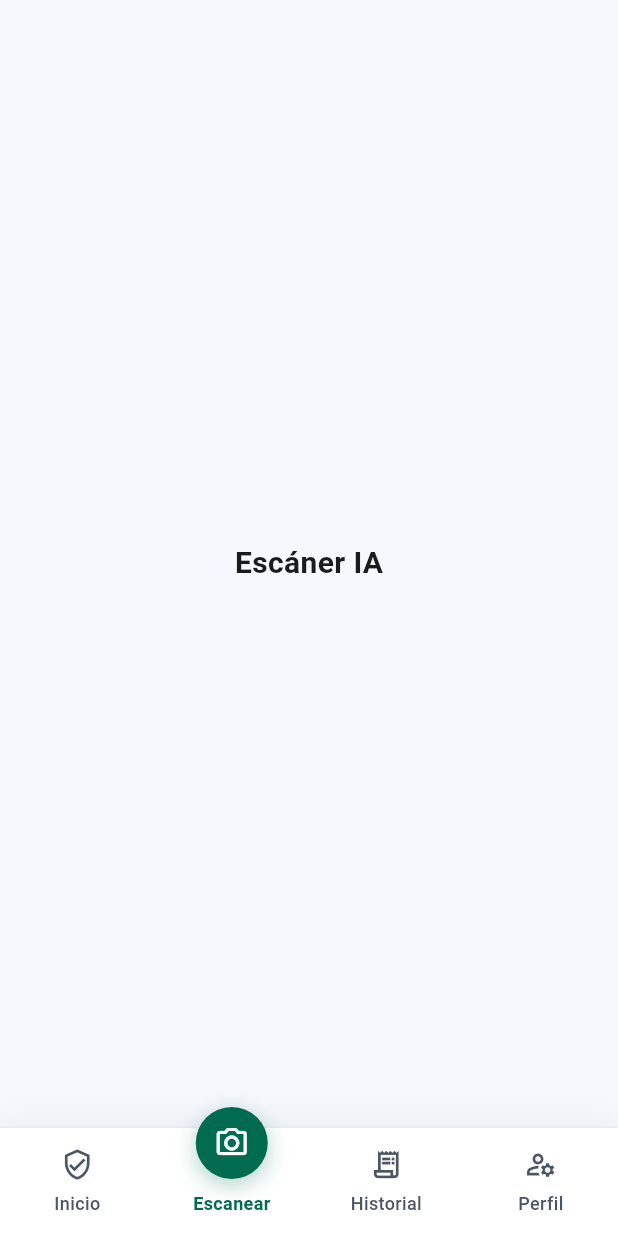
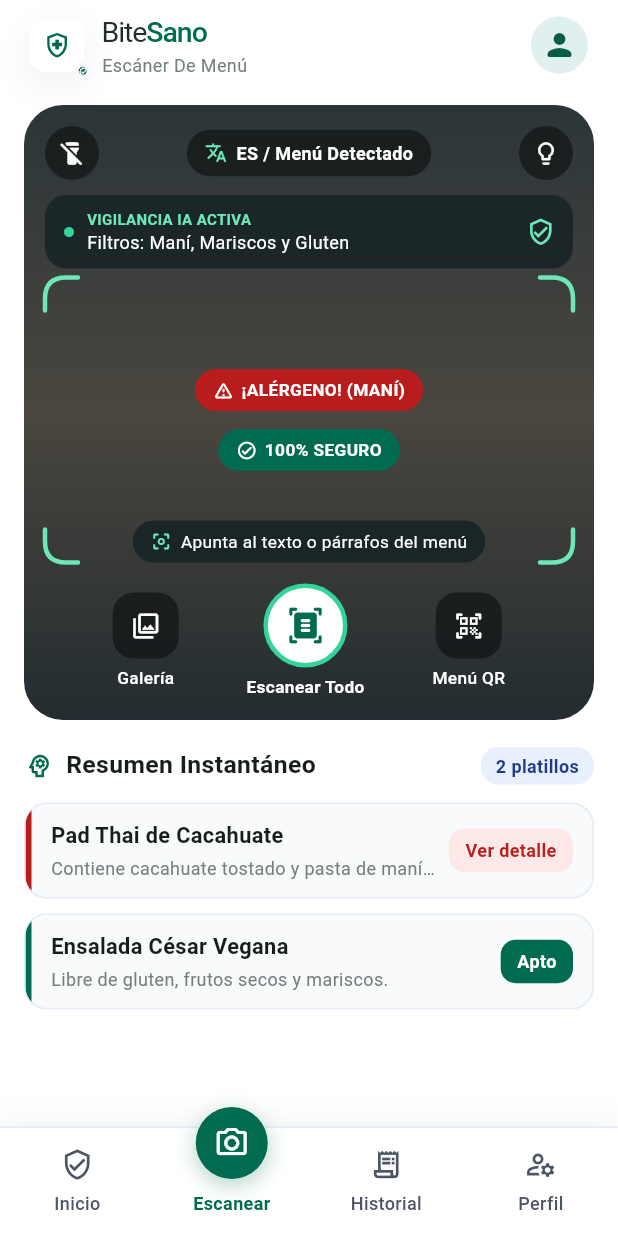
Before and after one commit to gam313s/hackathon_2026_bitesano, a Flutter app: the MainShellScreen screen opened directly, after a tap on "Abrir Escáner IA", on a phone screen of 412 x 824 dp. Run offline on Flutter 3.47's test engine with Material 3 defaults, Android fonts, the phone set to English and light mode, and no system bars.

Commit message:
Feat: creacion  de scanner_screen.

```diff
--- a/lib/screens/main_shell_screen.dart
+++ b/lib/screens/main_shell_screen.dart
@@ -1,7 +1,9 @@
 import 'package:flutter/material.dart';
 import '../widgets/bite_sano_bottom_nav.dart';
+import 'home_screen.dart';
 import 'perfil_screen.dart';
-import 'home_screen.dart';
+import 'scanner_screen.dart';
+
 class MainShellScreen extends StatefulWidget {
   const MainShellScreen({super.key, this.initialIndex = 0});
   final int initialIndex;
@@ -21,19 +23,11 @@ class _MainShellScreenState extends State<MainShellScreen> {
       HomeScreen(
         onOpenScanner: () => _setTab(1),
         onOpenHistory: () => _setTab(2),
-        onEditAllergies: () => Navigator.push(
-          context,
-          MaterialPageRoute<void>(
-            builder: (_) => Scaffold(
-              appBar: AppBar(title: const Text('Mis Alergias')),
-              body: const Center(child: Text('Editar Alergias')),
-            ),
-          ),
-        ),
+        onEditAllergies: () => _setTab(3), // Te lleva directo a PerfilScreen
       ),
-      const Center(child: Text('Escáner IA', style: TextStyle(fontSize: 20, fontWeight: FontWeight.bold))),
+      const ScannerScreen(),
       const Center(child: Text('Historial', style: TextStyle(fontSize: 20, fontWeight: FontWeight.bold))),
-      const Center(child: Text('Perfil', style: TextStyle(fontSize: 20, fontWeight: FontWeight.bold))),
+      const PerfilScreen(),
     ];
 
     return Scaffold(
--- /dev/null
+++ b/lib/screens/scanner_screen.dart
@@ -0,0 +1,316 @@
+import 'package:flutter/material.dart';
+import '../widgets/brand_components.dart';
+
+class ScannerScreen extends StatefulWidget {
+  const ScannerScreen({super.key});
+
+  @override
+  State<ScannerScreen> createState() => _ScannerScreenState();
+}
+
+class _ScannerScreenState extends State<ScannerScreen> {
+  bool _flashOn = false;
+  bool _scanning = false;
+  bool _showAltSample = false;
+
+  // Aquí conectarás el http.post al backend de tu compañero
+  Future<void> _runScan(String source) async {
+    if (_scanning) return;
+    setState(() => _scanning = true);
+    await Future.delayed(const Duration(milliseconds: 900));
+    if (!mounted) return;
+    setState(() {
+      _scanning = false;
+      _showAltSample = !_showAltSample;
+    });
+    ScaffoldMessenger.of(context).showSnackBar(
+      SnackBar(content: Text('Análisis completado ($source)'), duration: const Duration(seconds: 1)),
+    );
+  }
+
+  @override
+  Widget build(BuildContext context) {
+    final results = _showAltSample
+        ? [
+            ('Risotto Frutti di Mare', 'Contiene camarón, mejillones y caldo de mariscos.', false),
+            ('Tacos de Nopal Asado', 'Libre de maní, mariscos y gluten en tortilla de maíz.', true),
+          ]
+        : [
+            ('Pad Thai de Cacahuate', 'Contiene cacahuate tostado y pasta de maní en salsa.', false),
+            ('Ensalada César Vegana', 'Libre de gluten, frutos secos y mariscos.', true),
+          ];
+
+    return Scaffold(
+      backgroundColor: Colors.white,
+      body: SafeArea(
+        child: Column(
+          children: [
+            _header(),
+            Expanded(
+              child: ListView(
+                padding: const EdgeInsets.fromLTRB(16, 10, 16, 24),
+                children: [
+                  _cameraViewfinder(),
+                  const SizedBox(height: 18),
+                  Row(
+                    children: [
+                      const Icon(Icons.psychology_outlined, size: 20, color: BiteSanoColors.forest),
+                      const SizedBox(width: 8),
+                      const Text('Resumen Instantáneo', style: TextStyle(fontSize: 16.5, fontWeight: FontWeight.w700)),
+                      const Spacer(),
+                      Container(
+                        padding: const EdgeInsets.symmetric(horizontal: 10, vertical: 4),
+                        decoration: BoxDecoration(color: const Color(0xFFE8F0FE), borderRadius: BorderRadius.circular(12)),
+                        child: Text('${results.length} platillos', style: const TextStyle(fontSize: 12, fontWeight: FontWeight.w600, color: Color(0xFF1E3A8A))),
+                      ),
+                    ],
+                  ),
+                  const SizedBox(height: 12),
+                  ...results.map(_resultCard),
+                ],
+              ),
+            ),
+          ],
+        ),
+      ),
+    );
+  }
+
+  Widget _header() => Padding(
+        padding: const EdgeInsets.symmetric(horizontal: 20, vertical: 8),
+        child: const Row(
+          children: [
+            BrandMark(size: 36),
+            SizedBox(width: 12),
+            Column(
+              crossAxisAlignment: CrossAxisAlignment.start,
+              children: [
+                BiteSanoWordmark(fontSize: 19),
+                Text('Escáner De Menú', style: TextStyle(fontSize: 12, color: BiteSanoColors.mutedText)),
+              ],
+            ),
+            Spacer(),
+            CircleAvatar(radius: 19, backgroundColor: Color(0xFFE0F0EE), child: Icon(Icons.person_rounded, color: BiteSanoColors.deepForest)),
+          ],
+        ),
+      );
+
+  Widget _cameraViewfinder() => Container(
+        height: 410,
+        padding: const EdgeInsets.all(14),
+        decoration: BoxDecoration(
+          borderRadius: BorderRadius.circular(26),
+          gradient: const LinearGradient(
+            begin: Alignment.topCenter,
+            end: Alignment.bottomCenter,
+            colors: [Color(0xFF2B3538), Color(0xFF4A463F), Color(0xFF232C30)],
+          ),
+        ),
+        child: Column(
+          children: [
+            // Controles superiores (Flash, Idioma, Tip)
+            Row(
+              mainAxisAlignment: MainAxisAlignment.spaceBetween,
+              children: [
+                _circleBtn(_flashOn ? Icons.flashlight_on_rounded : Icons.flashlight_off_rounded, () => setState(() => _flashOn = !_flashOn)),
+                Container(
+                  padding: const EdgeInsets.symmetric(horizontal: 12, vertical: 7),
+                  decoration: BoxDecoration(color: Colors.black45, borderRadius: BorderRadius.circular(20)),
+                  child: const Row(
+                    children: [
+                      Icon(Icons.translate_rounded, size: 15, color: Color(0xFF6EE7B7)),
+                      SizedBox(width: 6),
+                      Text('ES / Menú Detectado', style: TextStyle(color: Colors.white, fontSize: 12, fontWeight: FontWeight.w600)),
+                    ],
+                  ),
+                ),
+                _circleBtn(Icons.lightbulb_outline_rounded, () {}),
+              ],
+            ),
+            const SizedBox(height: 10),
+            // Banner de vigilancia activa
+            Container(
+              padding: const EdgeInsets.symmetric(horizontal: 12, vertical: 9),
+              decoration: BoxDecoration(color: const Color(0xFF162226).withValues(alpha: 0.85), borderRadius: BorderRadius.circular(14)),
+              child: const Row(
+                children: [
+                  Icon(Icons.circle, size: 8, color: Color(0xFF34D399)),
+                  SizedBox(width: 8),
+                  Expanded(
+                    child: Column(
+                      crossAxisAlignment: CrossAxisAlignment.start,
+                      children: [
+                        Text('VIGILANCIA IA ACTIVA', style: TextStyle(color: Color(0xFF6EE7B7), fontSize: 10, fontWeight: FontWeight.w700)),
+                        Text('Filtros: Maní, Mariscos y Gluten', style: TextStyle(color: Colors.white, fontSize: 12)),
+                      ],
+                    ),
+                  ),
+                  Icon(Icons.verified_user_outlined, color: Color(0xFF6EE7B7), size: 19),
+                ],
+              ),
+            ),
+            // Marco central de enfoque (aquí irá el CameraPreview real)
+            Expanded(
+              child: Stack(
+                alignment: Alignment.center,
+                children: [
+                  CustomPaint(size: const Size(double.infinity, 190), painter: _CornersPainter()),
+                  if (_scanning)
+                    const CircularProgressIndicator(color: Color(0xFF6EE7B7))
+                  else
+                    Column(
+                      mainAxisSize: MainAxisSize.min,
+                      children: [
+                        _tagPill('¡ALÉRGENO! (MANÍ)', const Color(0xFFB91C1C), Icons.warning_amber_rounded),
+                        const SizedBox(height: 12),
+                        _tagPill('100% SEGURO', BiteSanoColors.forest, Icons.check_circle_outline_rounded),
+                      ],
+                    ),
+                  Positioned(
+                    bottom: 6,
+                    child: Container(
+                      padding: const EdgeInsets.symmetric(horizontal: 12, vertical: 6),
+                      decoration: BoxDecoration(color: const Color(0xFF162226).withValues(alpha: 0.88), borderRadius: BorderRadius.circular(18)),
+                      child: const Row(
+                        children: [
+                          Icon(Icons.center_focus_weak_rounded, size: 14, color: Color(0xFF6EE7B7)),
+                          SizedBox(width: 6),
+                          Text('Apunta al texto o párrafos del menú', style: TextStyle(color: Colors.white, fontSize: 11.5)),
+                        ],
+                      ),
+                    ),
+                  ),
+                ],
+              ),
+            ),
+            const SizedBox(height: 8),
+            // Controles inferiores (Galería, Escanear Todo, Menú QR)
+            Row(
+              mainAxisAlignment: MainAxisAlignment.spaceEvenly,
+              children: [
+                _actionCol(Icons.photo_library_outlined, 'Galería', false, () => _runScan('Galería')),
+                _actionCol(Icons.document_scanner_rounded, 'Escanear Todo', true, () => _runScan('Cámara')),
+                _actionCol(Icons.qr_code_scanner_rounded, 'Menú QR', false, () => _runScan('QR')),
+              ],
+            ),
+          ],
+        ),
+      );
+
+  Widget _circleBtn(IconData icon, VoidCallback onTap) => InkWell(
+        onTap: onTap,
+        child: CircleAvatar(radius: 18, backgroundColor: Colors.black45, child: Icon(icon, size: 18, color: Colors.white)),
+      );
+
+  Widget _tagPill(String text, Color color, IconData icon) => Container(
+        padding: const EdgeInsets.symmetric(horizontal: 12, vertical: 6),
+        decoration: BoxDecoration(color: color, borderRadius: BorderRadius.circular(16)),
+        child: Row(
+          mainAxisSize: MainAxisSize.min,
+          children: [
+            Icon(icon, size: 14, color: Colors.white),
+            const SizedBox(width: 5),
+            Text(text, style: const TextStyle(color: Colors.white, fontSize: 11.5, fontWeight: FontWeight.w700)),
+          ],
+        ),
+      );
+
+  Widget _actionCol(IconData icon, String label, bool primary, VoidCallback onTap) => GestureDetector(
+        onTap: onTap,
+        child: Column(
+          children: [
+            Container(
+              width: primary ? 56 : 44,
+              height: primary ? 56 : 44,
+              decoration: BoxDecoration(
+                color: primary ? Colors.white : Colors.black45,
+                shape: primary ? BoxShape.circle : BoxShape.rectangle,
+                borderRadius: primary ? null : BorderRadius.circular(14),
+                border: primary ? Border.all(color: const Color(0xFF34D399), width: 3) : null,
+              ),
+              child: Icon(icon, color: primary ? BiteSanoColors.forest : Colors.white, size: primary ? 26 : 20),
+            ),
+            const SizedBox(height: 5),
+            Text(label, style: TextStyle(color: Colors.white, fontSize: 11.5, fontWeight: primary ? FontWeight.w700 : FontWeight.w500)),
+          ],
+        ),
+      );
+
+  Widget _resultCard((String, String, bool) item) {
+    final color = item.$3 ? BiteSanoColors.forest : const Color(0xFFB91C1C);
+    return Container(
+      margin: const EdgeInsets.only(bottom: 10),
+      decoration: BoxDecoration(
+        color: const Color(0xFFF8FAFC),
+        borderRadius: BorderRadius.circular(15),
+        border: Border.all(color: const Color(0xFFE5ECF6)),
+      ),
+      child: ClipRRect(
+        borderRadius: BorderRadius.circular(14),
+        child: Container(
+          decoration: BoxDecoration(border: Border(left: BorderSide(color: color, width: 4))),
+          padding: const EdgeInsets.symmetric(horizontal: 13, vertical: 11),
+          child: Row(
+            children: [
+              Expanded(
+                child: Column(
+                  crossAxisAlignment: CrossAxisAlignment.start,
+                  children: [
+                    Text(item.$1, style: const TextStyle(fontSize: 14.5, fontWeight: FontWeight.w700)),
+                    const SizedBox(height: 2),
+                    Text(item.$2, maxLines: 1, overflow: TextOverflow.ellipsis, style: const TextStyle(fontSize: 12, color: BiteSanoColors.mutedText)),
+                  ],
+                ),
+              ),
+              const SizedBox(width: 8),
+              GestureDetector(
+                onTap: () => showDialog<void>(
+                  context: context,
+                  builder: (_) => AlertDialog(
+                    title: Text(item.$1),
+                    content: Text(item.$2),
+                    actions: [TextButton(onPressed: () => Navigator.pop(context), child: const Text('Entendido'))],
+                  ),
+                ),
+                child: Container(
+                  padding: const EdgeInsets.symmetric(horizontal: 11, vertical: 6),
+                  decoration: BoxDecoration(
+                    color: item.$3 ? BiteSanoColors.forest : const Color(0xFFFDE8E8),
+                    borderRadius: BorderRadius.circular(10),
+                  ),
+                  child: Text(
+                    item.$3 ? 'Apto' : 'Ver detalle',
+                    style: TextStyle(fontSize: 12, fontWeight: FontWeight.w700, color: item.$3 ? Colors.white : const Color(0xFFB91C1C)),
+                  ),
+                ),
+              ),
+            ],
+          ),
+        ),
+      ),
+    );
+  }
+}
+
+class _CornersPainter extends CustomPainter {
+  @override
+  void paint(Canvas canvas, Size size) {
+    final p = Paint()
+      ..color = const Color(0xFF6EE7B7)
+      ..strokeWidth = 3
+      ..style = PaintingStyle.stroke
+      ..strokeCap = StrokeCap.round;
+    const len = 22.0;
+    const r = 14.0;
+    final w = size.width;
+    final h = size.height;
+
+    canvas.drawPath(Path()..moveTo(0, len)..lineTo(0, r)..quadraticBezierTo(0, 0, r, 0)..lineTo(len, 0), p);
+    canvas.drawPath(Path()..moveTo(w - len, 0)..lineTo(w - r, 0)..quadraticBezierTo(w, 0, w, r)..lineTo(w, len), p);
+    canvas.drawPath(Path()..moveTo(0, h - len)..lineTo(0, h - r)..quadraticBezierTo(0, h, r, h)..lineTo(len, h), p);
+    canvas.drawPath(Path()..moveTo(w - len, h)..lineTo(w - r, h)..quadraticBezierTo(w, h, w, h - r)..lineTo(w, h - len), p);
+  }
+
+  @override
+  bool shouldRepaint(covariant CustomPainter oldDelegate) => false;
+}
```
